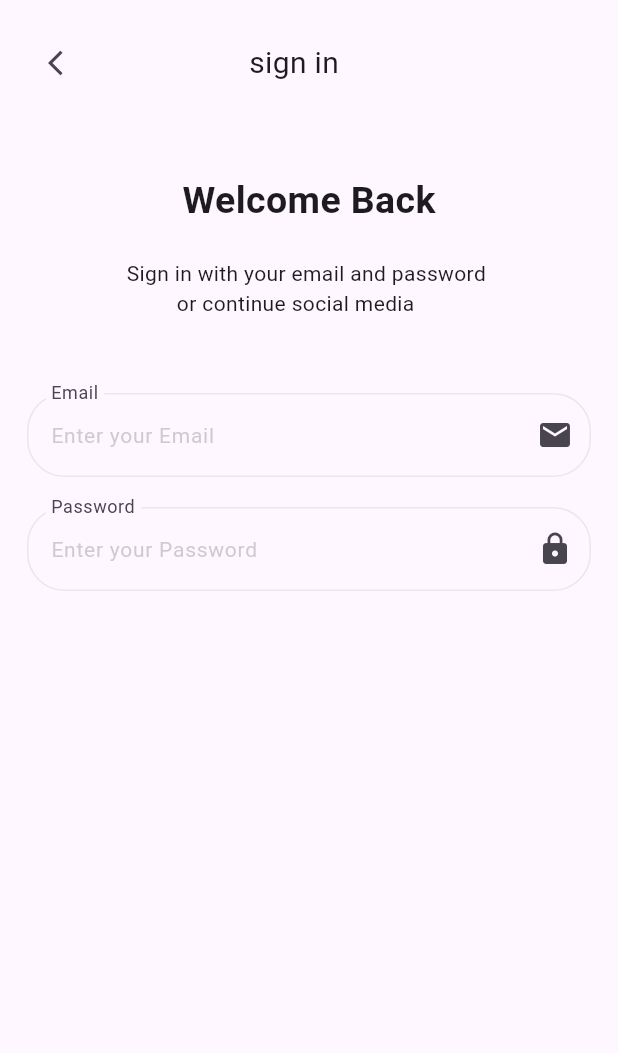
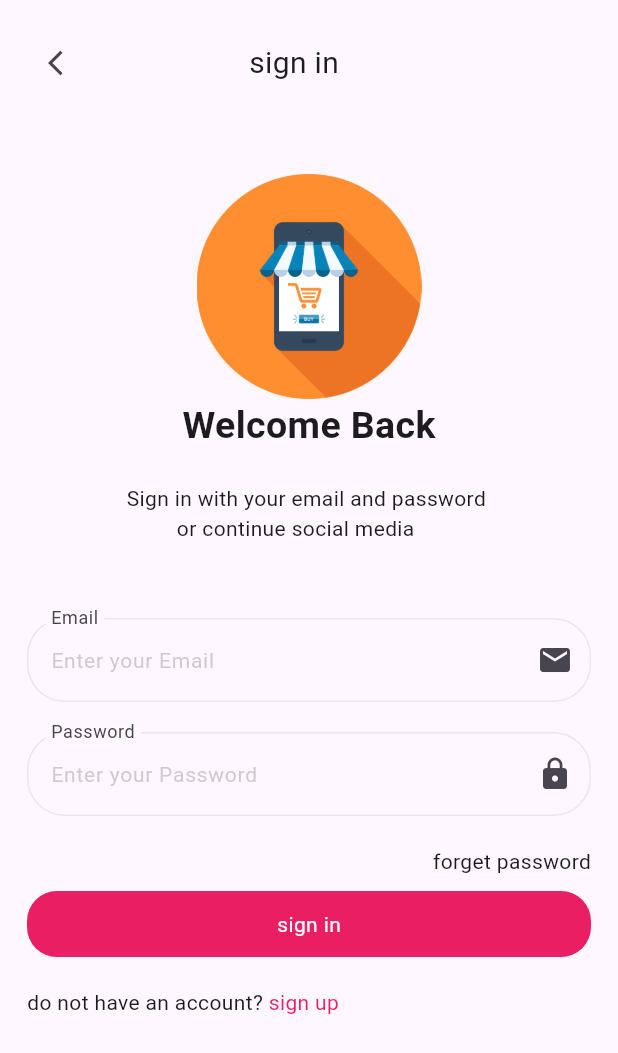
Before and after one commit to amrnooour/e_e_commerce, a Flutter app: the LoginView screen opened by its route, on a phone screen of 412 x 824 dp. Shown: the top 1053 px of the screen. Run offline on Flutter 3.47's test engine with Material 3 defaults, Android fonts, the phone set to English and light mode, and no system bars; our stand-ins replace get, shared_preferences, smooth_page_indicator; accounts and stored records are empty.

Commit message:
finish sign in design

```diff
--- /dev/null
+++ b/lib/core/shared/custom_auth_button.dart
@@ -0,0 +1,19 @@
+import 'package:flutter/material.dart';
+
+class CustomAuthButton extends StatelessWidget {
+  final String title;
+  const CustomAuthButton({super.key, required this.title});
+
+  @override
+  Widget build(BuildContext context) {
+    return Container(
+      decoration: BoxDecoration(borderRadius: BorderRadius.circular(20),color: Colors.pink),
+      child: Center(
+        child: Padding(
+          padding: const EdgeInsets.all(12),
+          child: Text(title,style: const TextStyle(color: Colors.white),),
+        ),
+      ),
+    );
+  }
+}
--- a/lib/core/utils/app_assets.dart
+++ b/lib/core/utils/app_assets.dart
@@ -3,5 +3,6 @@ abstract class AppAssets {
   static const onboardingTwo = "assets/images/onboardingtwo.PNG";
   static const onboardingThree = "assets/images/onboardingthree.PNG";
   static const onboardingFour = "assets/images/onboardingfour.PNG";
-
+  static const logo = "assets/images/logo.png";
+  static const logoApp = "assets/images/logoapp.png";
 }
--- a/lib/routes.dart
+++ b/lib/routes.dart
@@ -1,8 +1,10 @@
 import 'package:e_commerce/views/auth/login/login_view.dart';
+import 'package:e_commerce/views/auth/sign_up/sign_up.dart';
 import 'package:e_commerce/views/onboarding/onboarding_view.dart';
 import 'package:flutter/material.dart';
 
 Map<String, Widget Function(BuildContext)> routes = {
   "/login": (context) => const LoginView(),
-  "/onboarding" : (context) => const OnboardingView()
+  "/onboarding" : (context) => const OnboardingView(),
+  "/signUp" : (context)=> const SignUp()
 };
--- /dev/null
+++ b/lib/views/auth/login/widgets/custom_title.dart
@@ -0,0 +1,11 @@
+import 'package:flutter/material.dart';
+
+class CustomTitle extends StatelessWidget {
+  final String title;
+  const CustomTitle({super.key, required this.title});
+
+  @override
+  Widget build(BuildContext context) {
+    return Text(title);
+  }
+}
--- /dev/null
+++ b/lib/views/auth/login/widgets/donot_have.dart
@@ -0,0 +1,18 @@
+import 'package:flutter/material.dart';
+
+class DonotHave extends StatelessWidget {
+  final void Function()? onTap;
+  const DonotHave({super.key,this.onTap});
+
+  @override
+  Widget build(BuildContext context) {
+    return Row(
+      children: [
+        const Text("do not have an account? "),
+        GestureDetector(
+          onTap: onTap,
+          child: const Text("sign up",style: TextStyle(color: Colors.pink),))
+      ],
+    );
+  }
+}
--- a/lib/views/auth/login/widgets/login_view_body.dart
+++ b/lib/views/auth/login/widgets/login_view_body.dart
@@ -1,29 +1,46 @@
+import 'package:e_commerce/core/shared/custom_auth_button.dart';
 import 'package:e_commerce/core/shared/custom_text_field.dart';
 import 'package:e_commerce/views/auth/login/widgets/custom_appbar.dart';
+import 'package:e_commerce/views/auth/login/widgets/custom_title.dart';
+import 'package:e_commerce/views/auth/login/widgets/donot_have.dart';
+import 'package:e_commerce/views/auth/login/widgets/logo.dart';
 import 'package:flutter/material.dart';
+import 'package:get/get.dart';
 
 class LoginViewBody extends StatelessWidget {
   const LoginViewBody({super.key});
 
   @override
   Widget build(BuildContext context) {
-    return const SafeArea(
+    return SafeArea(
       child: Padding(
-        padding: EdgeInsets.symmetric(horizontal: 18,vertical: 18),
-        child: Column(
-          crossAxisAlignment: CrossAxisAlignment.center,
-          children: [
-          CustomAppbar(title: "sign in"),
-          SizedBox(height: 50,),
-          Text("Welcome Back",style: TextStyle(fontSize: 25,fontWeight: FontWeight.bold),),
-          SizedBox(height: 20,),
-          Text("Sign in with your email and password \n         or continue social media"),
-          SizedBox(height: 50,),
-          CustomTextField(label: "Email", hintText: "Enter your Email",sufixIcon: Icon(Icons.email),),
-          SizedBox(height: 20,),
-          CustomTextField(label: "Password", hintText: "Enter your Password",sufixIcon: Icon(Icons.lock),),
-
-        ],),
+        padding: const EdgeInsets.symmetric(horizontal: 18,vertical: 18),
+        child: SingleChildScrollView(
+          child: Column(
+            crossAxisAlignment: CrossAxisAlignment.center,
+            children: [
+            const CustomAppbar(title: "sign in"),
+            const SizedBox(height: 50,),
+            const Logo(),
+            const Text("Welcome Back",style: TextStyle(fontSize: 25,fontWeight: FontWeight.bold),),
+            const SizedBox(height: 20,),
+            const Text("Sign in with your email and password \n         or continue social media"),
+            const SizedBox(height: 50,),
+            const CustomTextField(label: "Email", hintText: "Enter your Email",sufixIcon: Icon(Icons.email),),
+            const SizedBox(height: 20,),
+            const CustomTextField(label: "Password", hintText: "Enter your Password",sufixIcon: Icon(Icons.lock),),
+            const SizedBox(height: 20,),
+            const Align(
+              alignment: Alignment.topRight,
+              child: CustomTitle(title: "forget password")),
+            const SizedBox(height: 10,),
+            const CustomAuthButton(title: "sign in"),
+            const SizedBox(height: 20,),
+            DonotHave(
+              onTap: () => Get.offAllNamed("/signUp"),
+            ),
+          ],),
+        ),
       ),
     );
   }
--- /dev/null
+++ b/lib/views/auth/login/widgets/logo.dart
@@ -0,0 +1,11 @@
+import 'package:e_commerce/core/utils/app_assets.dart';
+import 'package:flutter/material.dart';
+
+class Logo extends StatelessWidget {
+  const Logo({super.key});
+
+  @override
+  Widget build(BuildContext context) {
+    return Image.asset(AppAssets.logo,height: 150,width: 150,);
+  }
+}
--- /dev/null
+++ b/lib/views/auth/sign_up/sign_up.dart
@@ -0,0 +1,13 @@
+import 'package:e_commerce/views/auth/sign_up/widgets/sign_up_view_body.dart';
+import 'package:flutter/material.dart';
+
+class SignUp extends StatelessWidget {
+  const SignUp({super.key});
+
+  @override
+  Widget build(BuildContext context) {
+    return const Scaffold(
+      body: SignUpViewBody(),
+    );
+  }
+}
--- /dev/null
+++ b/lib/views/auth/sign_up/widgets/sign_up_view_body.dart
@@ -0,0 +1,10 @@
+import 'package:flutter/material.dart';
+
+class SignUpViewBody extends StatelessWidget {
+  const SignUpViewBody({super.key});
+
+  @override
+  Widget build(BuildContext context) {
+    return const Placeholder();
+  }
+}
```
Also changed, not shown: assets/images/logo.png (added), assets/images/logoapp.png (added).
